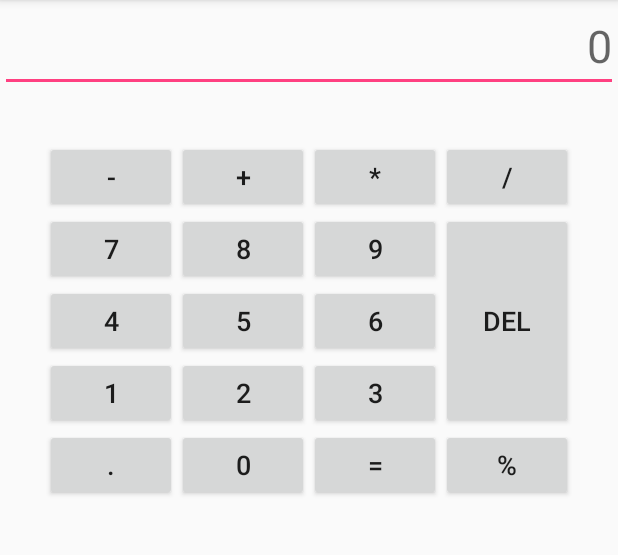
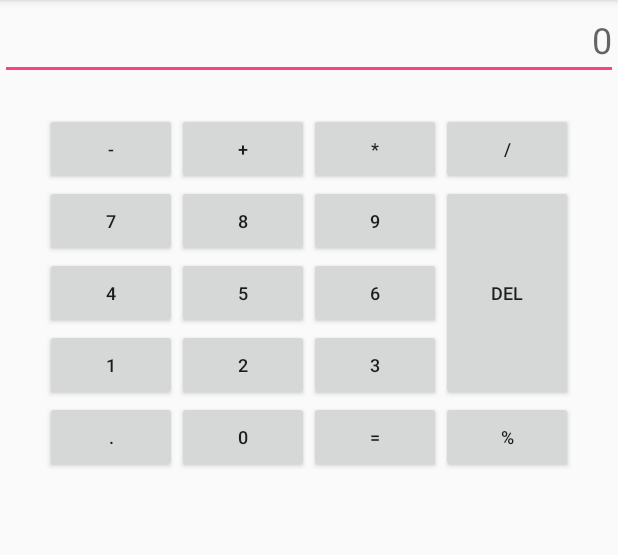
Before and after one commit to SummerSad/Simple-Calculator, an Android app: the screen it shows after launch (MainActivity), on a phone screen of 412 x 824 dp, the part 84-639 px from its top. Run offline under Robolectric (Android 15) with nearby library versions, the phone set to English and light mode, and no system bars.

Commit message:
small text for space when rotate

```diff
--- a/app/src/main/java/com/example/yoshie/simplecalculator/MainActivity.java
+++ b/app/src/main/java/com/example/yoshie/simplecalculator/MainActivity.java
@@ -158,7 +158,7 @@ public class MainActivity extends AppCompatActivity implements View.OnClickListe
     private void creSingleMathButton(String strMathButton, boolean isPortrait) {
         Button singleButton = new Button(this);
         singleButton.setText(strMathButton);
-        singleButton.setTextSize(18);
+        singleButton.setTextSize(12);
 
         // set layout for button
         GridLayout.LayoutParams gridParam = new GridLayout.LayoutParams();
--- a/app/src/main/res/layout/activity_main.xml
+++ b/app/src/main/res/layout/activity_main.xml
@@ -12,8 +12,9 @@
         android:layout_width="match_parent"
         android:layout_height="wrap_content"
         android:gravity="end"
-        android:hint="0"
-        android:textSize="30sp" />
+        android:hint="@string/_0"
+        android:maxLines="2"
+        android:textSize="24sp" />
 
     <TextView
         android:id="@+id/idResult"
@@ -21,7 +22,7 @@
         android:layout_height="wrap_content"
         android:freezesText="true"
         android:gravity="end"
-        android:textSize="24sp" />
+        android:textSize="16sp" />
 
     <GridLayout
         android:id="@+id/idMathButtons"
--- a/app/src/main/res/values/strings.xml
+++ b/app/src/main/res/values/strings.xml
@@ -1,3 +1,4 @@
 <resources>
     <string name="app_name">Simple Calculator</string>
+    <string name="_0">0</string>
 </resources>
```
